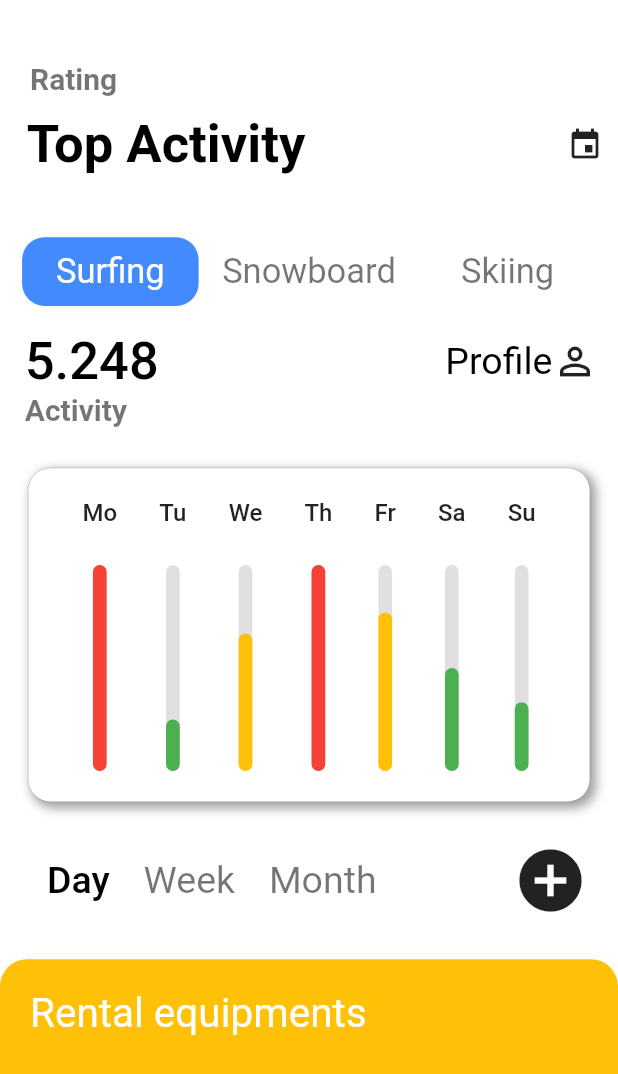
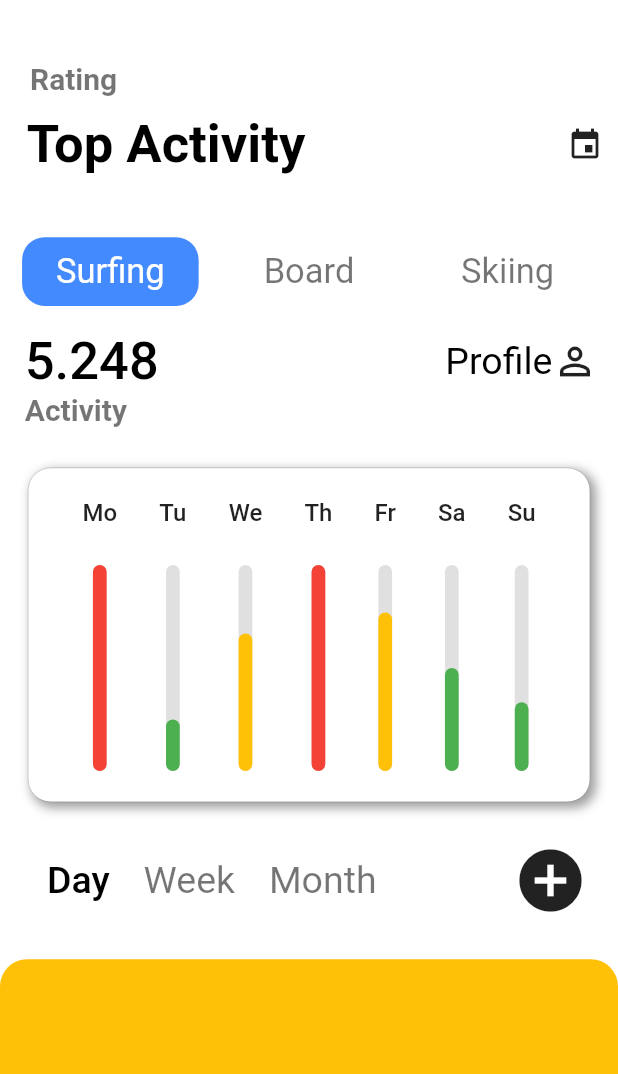
Before and after one commit to LandWhale2/Flutter-Ui, a Flutter app: the screen it shows after launch, on a phone screen of 412 x 824 dp. Shown: the top 1074 px of the screen. Run offline on Flutter 3.47's test engine with Material 2 defaults, Android fonts, the phone set to English and light mode, and no system bars.

```diff
--- a/lib/Page/HomePage.dart
+++ b/lib/Page/HomePage.dart
@@ -1,4 +1,5 @@
 import 'package:flutter/material.dart';
+import 'package:flutterui/Page/ProfilePage.dart';
 import 'package:flutterui/Widget/DayChart.dart';
 
 class HomePage extends StatefulWidget {
@@ -9,6 +10,7 @@ class HomePage extends StatefulWidget {
 class _HomePageState extends State<HomePage> {
 
   int subindex = 1;
+  int mainindex = 1;
   @override
   Widget build(BuildContext context) {
     return Scaffold(
@@ -59,9 +61,27 @@ class _HomePageState extends State<HomePage> {
             Row(
               mainAxisAlignment: MainAxisAlignment.spaceEvenly,
               children: <Widget>[
-                Menu(Colors.blueAccent, Colors.white, 'Surfing'),
-                Menu(Colors.white, Colors.black54, 'Snowboard'),
-                Menu(Colors.white, Colors.black54, 'Skiing'),
+                InkWell(
+                  onTap: (){
+                    setState(() {
+                      mainindex = 1;
+                    });
+                  },
+                    child: Menu(1, 'Surfing')),
+                InkWell(
+                  onTap: (){
+                    setState(() {
+                      mainindex =2;
+                    });
+                  },
+                    child: Menu(2, 'Board')),
+                InkWell(
+                  onTap: (){
+                    setState(() {
+                      mainindex =3;
+                    });
+                  },
+                    child: Menu(3, 'Skiing')),
               ],
             ),
             SizedBox(height: MediaQuery.of(context).size.height/50),
@@ -81,7 +101,11 @@ class _HomePageState extends State<HomePage> {
                     ),
                   ),
                 ),
-                Padding(
+                InkWell(
+                  onTap: (){
+                    Navigator.push(context, MaterialPageRoute(builder: (context) => ProfilePage()));
+                  },
+                  child: Padding(
                     padding: EdgeInsets.only(right: MediaQuery.of(context).size.width/30),
                     child: Row(
                       children: <Widget>[
@@ -97,6 +121,7 @@ class _HomePageState extends State<HomePage> {
                         ),
                         Icon(Icons.perm_identity, size: 30,),
                       ],
+                    ),
                   ),
                 ),
               ],
@@ -171,26 +196,38 @@ class _HomePageState extends State<HomePage> {
                 color: Colors.amber,
                 borderRadius: BorderRadius.all(Radius.circular(18))
               ),
-              child: Column(
-                children: <Widget>[
-                  Row(
-                    children: <Widget>[
-                      Padding(
-                        padding: const EdgeInsets.all(20.0),
-                        child: Text(
-                          'Rental equipments',
-                          style: TextStyle(
-                            color: Colors.white,
-                            fontSize: MediaQuery.of(context).textScaleFactor*27,
-                            fontWeight: FontWeight.w400
-                          ),
-                        ),
-                      ),
-                    ],
-                  ),
-                ],
-
-              ),
+//              child: Column(
+//                children: <Widget>[
+//                  Row(
+//                    children: <Widget>[
+//                      Padding(
+//                        padding: const EdgeInsets.all(20.0),
+//                        child: Text(
+//                          'Rental equipments',
+//                          style: TextStyle(
+//                            color: Colors.white,
+//                            fontSize: MediaQuery.of(context).textScaleFactor*27,
+//                            fontWeight: FontWeight.w400
+//                          ),
+//                        ),
+//                      ),
+//                    ],
+//                  ),
+//                  Container(
+//                    height: MediaQuery.of(context).size.height/8,
+//                      width: MediaQuery.of(context).size.width,
+//                      child: ListView.builder(
+//                        primary: false,
+//                          scrollDirection: Axis.horizontal,
+//                          shrinkWrap: true,
+//                          itemCount: 3,
+//                          itemBuilder: (BuildContext context, int index){
+//                        return ListImage();
+//                      }),
+//
+//                  )
+//                ],
+//              ),
             ),
           ],
         ),
@@ -198,12 +235,29 @@ class _HomePageState extends State<HomePage> {
     );
   }
 
-  Widget Menu(Color color1, Color color2, String menuname){
+  Widget ListImage(){
+    return Padding(
+      padding: EdgeInsets.only(left: 20),
+      child: Container(
+        width: MediaQuery.of(context).size.width/3,
+        decoration: BoxDecoration(
+            color: Colors.white,
+          borderRadius: BorderRadius.all(Radius.circular(18)),
+        ),
+        child: ClipRRect(
+            borderRadius: BorderRadius.all(Radius.circular(18)),
+          child: Image.asset('assets/f1.jpg', fit: BoxFit.cover,),
+        ),
+      ),
+    );
+  }
+
+  Widget Menu(int index, String menuname){
     return Container(
       width: MediaQuery.of(context).size.width/3.5,
       height: MediaQuery.of(context).size.height/18,
       decoration: BoxDecoration(
-          color: color1,
+          color: (index == mainindex)? Colors.blueAccent:Colors.white,
           borderRadius: BorderRadius.all(Radius.circular(15))
       ),
       child: Center(
@@ -211,7 +265,7 @@ class _HomePageState extends State<HomePage> {
           menuname,
           style: TextStyle(
               fontSize: MediaQuery.of(context).textScaleFactor*23,
-              color: color2,
+              color: (index == mainindex)?Colors.white:Colors.black54,
               fontWeight: FontWeight.w400
           ),
         ),
--- a/pubspec.yaml
+++ b/pubspec.yaml
@@ -39,7 +39,8 @@ flutter:
   # included with your application, so that you can use the icons in
   # the material Icons class.
   uses-material-design: true
-
+  assets:
+    - assets/
   # To add assets to your application, add an assets section, like this:
   # assets:
   #  - images/a_dot_burr.jpeg
```
Also changed, not shown: lib/Page/ProfilePage.dart (added, +79 -0 lines), assets/c1.jpg (added), assets/c2.jpg (added), assets/c3.jpg (added), assets/f1.jpg (added), assets/g1.jpg (added). Lines whose indentation alone changed are shown as unchanged.
